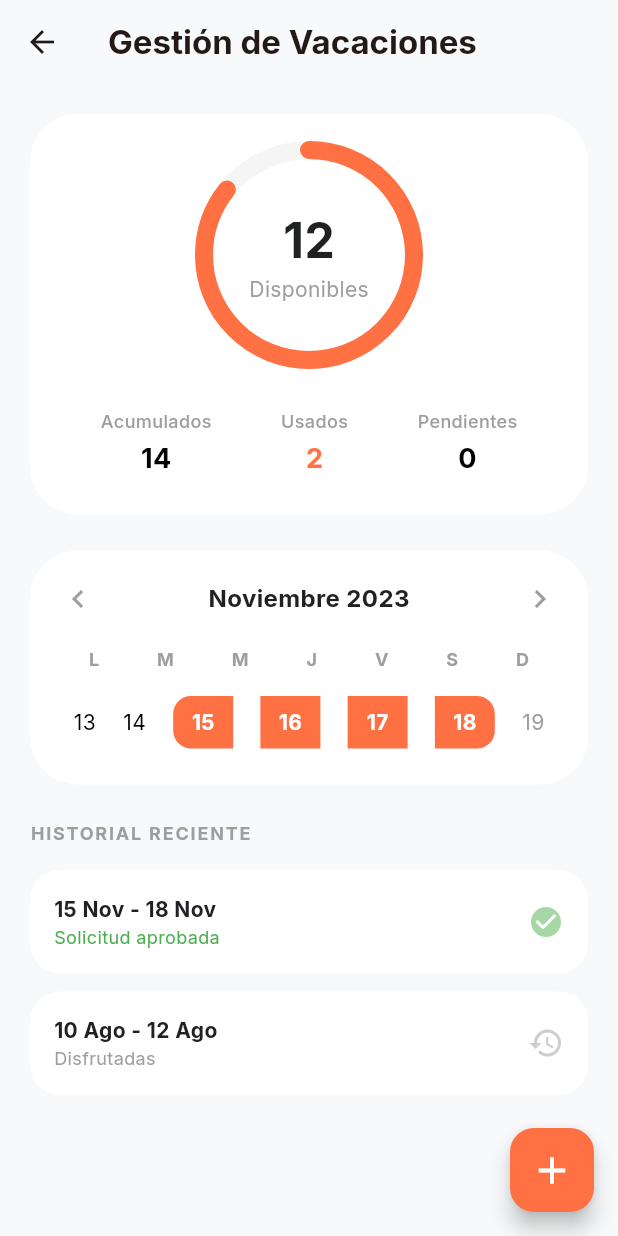
After one commit to BatiBicho/dysch_mobile, a Flutter app: the VacationsScreen screen opened by its route, on a phone screen of 412 x 824 dp. The commit adds this screen. Run offline on Flutter 3.47's test engine with Material 3 defaults, Android fonts, the phone set to English and light mode, and no system bars; our stand-ins replace dio, file_picker, flutter_bloc, go_router, google_fonts, logger and 2 more; missing offline and left inert: mobile_scanner; accounts and stored records are empty; network calls fail.

Commit message:
Vacations Screen

```diff
--- a/lib/core/router/app_router.dart
+++ b/lib/core/router/app_router.dart
@@ -7,6 +7,7 @@ import 'package:dysch_mobile/presentation/screens/profile/profile_screen.dart';
 import 'package:dysch_mobile/presentation/screens/qr_scanner/qr_scanner_screen.dart';
 import 'package:dysch_mobile/presentation/screens/request/request_absence_screen.dart';
 import 'package:dysch_mobile/presentation/screens/schedule/schedule_screen.dart';
+import 'package:dysch_mobile/presentation/screens/vacations/vacations_screen.dart';
 import 'package:flutter/material.dart';
 import 'package:go_router/go_router.dart';
 import '../../presentation/screens/main/main_screen.dart';
@@ -65,6 +66,10 @@ class AppRouter {
         path: '/history',
         builder: (context, state) => const IncidentHistoryScreen(),
       ),
+      GoRoute(
+        path: '/vacations',
+        builder: (context, state) => const VacationsScreen(),
+      ),
     ],
   );
 }
--- a/lib/presentation/screens/home/home_screen.dart
+++ b/lib/presentation/screens/home/home_screen.dart
@@ -85,6 +85,7 @@ class HomeScreen extends StatelessWidget {
                     label: 'Vacaciones',
                     color: Colors.orange.shade100,
                     iconColor: Colors.orange,
+                    onTap: () => context.push('/vacations'),
                   ),
                 ],
               ),
--- /dev/null
+++ b/lib/presentation/screens/vacations/vacations_screen.dart
@@ -0,0 +1,91 @@
+import 'package:flutter/material.dart';
+import 'widgets/vacation_summary_card.dart';
+import 'widgets/vacation_calendar_view.dart';
+
+class VacationsScreen extends StatelessWidget {
+  const VacationsScreen({super.key});
+
+  @override
+  Widget build(BuildContext context) {
+    return Scaffold(
+      backgroundColor: const Color(0xFFF8F9FA),
+      appBar: AppBar(
+        backgroundColor: Colors.transparent,
+        title: const Text(
+          'Gestión de Vacaciones',
+          style: TextStyle(fontWeight: FontWeight.bold),
+        ),
+        leading: const BackButton(),
+      ),
+      body: SingleChildScrollView(
+        padding: const EdgeInsets.all(20),
+        child: Column(
+          crossAxisAlignment: CrossAxisAlignment.start,
+          children: [
+            const VacationSummaryCard(available: 12, total: 14),
+            const SizedBox(height: 24),
+            const VacationCalendarView(),
+            const SizedBox(height: 24),
+            const Text(
+              'HISTORIAL RECIENTE',
+              style: TextStyle(
+                fontSize: 12,
+                fontWeight: FontWeight.bold,
+                color: Colors.grey,
+                letterSpacing: 1.2,
+              ),
+            ),
+            const SizedBox(height: 16),
+            _buildHistoryItem(
+              '15 Nov - 18 Nov',
+              'Solicitud aprobada',
+              Icons.check_circle,
+              Colors.green,
+            ),
+            _buildHistoryItem(
+              '10 Ago - 12 Ago',
+              'Disfrutadas',
+              Icons.history,
+              Colors.grey,
+            ),
+          ],
+        ),
+      ),
+      floatingActionButton: FloatingActionButton(
+        onPressed: () {},
+        backgroundColor: const Color(0xFFFF7043),
+        child: const Icon(Icons.add, color: Colors.white, size: 30),
+      ),
+    );
+  }
+
+  Widget _buildHistoryItem(
+    String date,
+    String status,
+    IconData icon,
+    Color color,
+  ) {
+    return Container(
+      margin: const EdgeInsets.only(bottom: 12),
+      padding: const EdgeInsets.all(16),
+      decoration: BoxDecoration(
+        color: Colors.white,
+        borderRadius: BorderRadius.circular(20),
+      ),
+      child: Row(
+        children: [
+          Expanded(
+            child: Column(
+              crossAxisAlignment: CrossAxisAlignment.start,
+              children: [
+                Text(date, style: const TextStyle(fontWeight: FontWeight.bold)),
+                Text(status, style: TextStyle(color: color, fontSize: 12)),
+              ],
+            ),
+          ),
+          Icon(icon, color: color.withValues(alpha: 0.5)),
+        ],
+      ),
+    );
+  }
+}
--- /dev/null
+++ b/lib/presentation/screens/vacations/widgets/vacation_calendar_view.dart
@@ -0,0 +1,98 @@
+import 'package:flutter/material.dart';
+
+class VacationCalendarView extends StatelessWidget {
+  const VacationCalendarView({super.key});
+
+  @override
+  Widget build(BuildContext context) {
+    return Container(
+      padding: const EdgeInsets.all(20),
+      decoration: BoxDecoration(
+        color: Colors.white,
+        borderRadius: BorderRadius.circular(32),
+      ),
+      child: Column(
+        children: [
+          const Row(
+            mainAxisAlignment: MainAxisAlignment.spaceBetween,
+            children: [
+              Icon(Icons.chevron_left, color: Colors.grey),
+              Text(
+                'Noviembre 2023',
+                style: TextStyle(fontWeight: FontWeight.bold, fontSize: 16),
+              ),
+              Icon(Icons.chevron_right, color: Colors.grey),
+            ],
+          ),
+          const SizedBox(height: 20),
+          // Días de la semana
+          Row(
+            mainAxisAlignment: MainAxisAlignment.spaceAround,
+            children: ['L', 'M', 'M', 'J', 'V', 'S', 'D']
+                .map(
+                  (d) => Text(
+                    d,
+                    style: const TextStyle(
+                      color: Colors.grey,
+                      fontSize: 12,
+                      fontWeight: FontWeight.bold,
+                    ),
+                  ),
+                )
+                .toList(),
+          ),
+          const SizedBox(height: 12),
+          // Aquí iría el GridView.builder para los días reales
+          // Simulamos la fila de vacaciones (15 al 18)
+          _buildCalendarRow(),
+        ],
+      ),
+    );
+  }
+
+  Widget _buildCalendarRow() {
+    // Ejemplo de cómo se vería la fila seleccionada
+    return Padding(
+      padding: const EdgeInsets.symmetric(vertical: 4),
+      child: Row(
+        mainAxisAlignment: MainAxisAlignment.spaceAround,
+        children: [
+          const Text('13', style: TextStyle(color: Colors.black)),
+          const Text('14', style: TextStyle(color: Colors.black)),
+          _daySelected('15', isStart: true),
+          _daySelected('16', isMiddle: true),
+          _daySelected('17', isMiddle: true),
+          _daySelected('18', isEnd: true),
+          const Text('19', style: TextStyle(color: Colors.grey)),
+        ],
+      ),
+    );
+  }
+
+  Widget _daySelected(
+    String day, {
+    bool isStart = false,
+    bool isMiddle = false,
+    bool isEnd = false,
+  }) {
+    return Container(
+      width: 40,
+      height: 35,
+      decoration: BoxDecoration(
+        color: const Color(0xFFFF7043),
+        borderRadius: BorderRadius.horizontal(
+          left: Radius.circular(isStart ? 12 : 0),
+          right: Radius.circular(isEnd ? 12 : 0),
+        ),
+      ),
+      alignment: Alignment.center,
+      child: Text(
+        day,
+        style: const TextStyle(
+          color: Colors.white,
+          fontWeight: FontWeight.bold,
+        ),
+      ),
+    );
+  }
+}
--- /dev/null
+++ b/lib/presentation/screens/vacations/widgets/vacation_summary_card.dart
@@ -0,0 +1,95 @@
+import 'package:flutter/material.dart';
+
+class VacationSummaryCard extends StatelessWidget {
+  final int available;
+  final int total;
+
+  const VacationSummaryCard({
+    super.key,
+    required this.available,
+    required this.total,
+  });
+
+  @override
+  Widget build(BuildContext context) {
+    return Container(
+      padding: const EdgeInsets.all(24),
+      decoration: BoxDecoration(
+        color: Colors.white,
+        borderRadius: BorderRadius.circular(32),
+      ),
+      child: Column(
+        children: [
+          // Gráfico Circular
+          Stack(
+            alignment: Alignment.center,
+            children: [
+              SizedBox(
+                width: 140,
+                height: 140,
+                child: CircularProgressIndicator(
+                  value: available / total,
+                  strokeWidth: 12,
+                  backgroundColor: Colors.grey.withValues(alpha: 0.1),
+                  valueColor: const AlwaysStoppedAnimation<Color>(
+                    Color(0xFFFF7043),
+                  ),
+                  strokeCap: StrokeCap.round,
+                ),
+              ),
+              Column(
+                children: [
+                  Text(
+                    '$available',
+                    style: const TextStyle(
+                      fontSize: 32,
+                      fontWeight: FontWeight.bold,
+                    ),
+                  ),
+                  const Text(
+                    'Disponibles',
+                    style: TextStyle(color: Colors.grey, fontSize: 14),
+                  ),
+                ],
+              ),
+            ],
+          ),
+          const SizedBox(height: 32),
+          // Estadísticas inferiores
+          Row(
+            mainAxisAlignment: MainAxisAlignment.spaceAround,
+            children: [
+              _buildStat('Acumulados', '14', Colors.black),
+              _buildStat('Usados', '2', const Color(0xFFFF7043)),
+              _buildStat('Pendientes', '0', Colors.black),
+            ],
+          ),
+        ],
+      ),
+    );
+  }
+
+  Widget _buildStat(String label, String value, Color valueColor) {
+    return Column(
+      children: [
+        Text(
+          label,
+          style: const TextStyle(
+            color: Colors.grey,
+            fontSize: 12,
+            fontWeight: FontWeight.w500,
+          ),
+        ),
+        const SizedBox(height: 4),
+        Text(
+          value,
+          style: TextStyle(
+            fontSize: 18,
+            fontWeight: FontWeight.bold,
+            color: valueColor,
+          ),
+        ),
+      ],
+    );
+  }
+}
```
